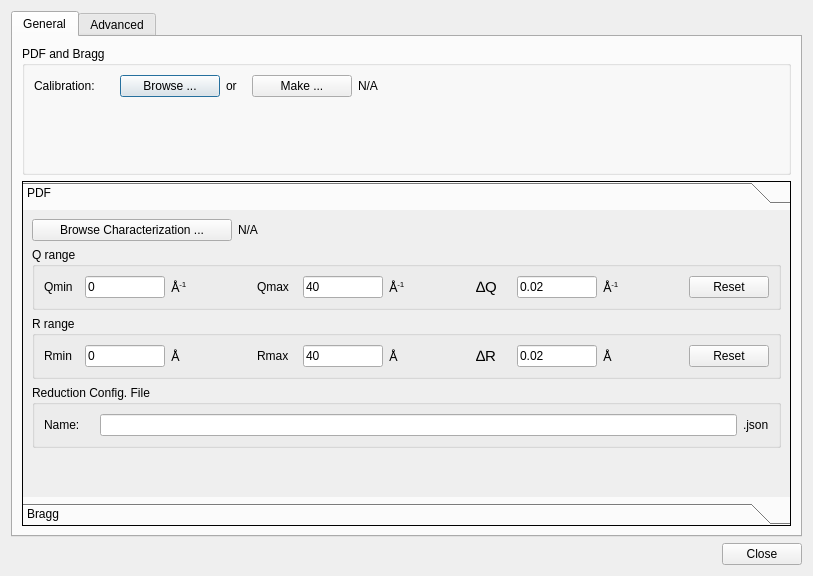
This is designer/ui_reduction_configuration_dialog.ui in neutrons/addie as Qt 5 draws it before an edit. The edited form follows.
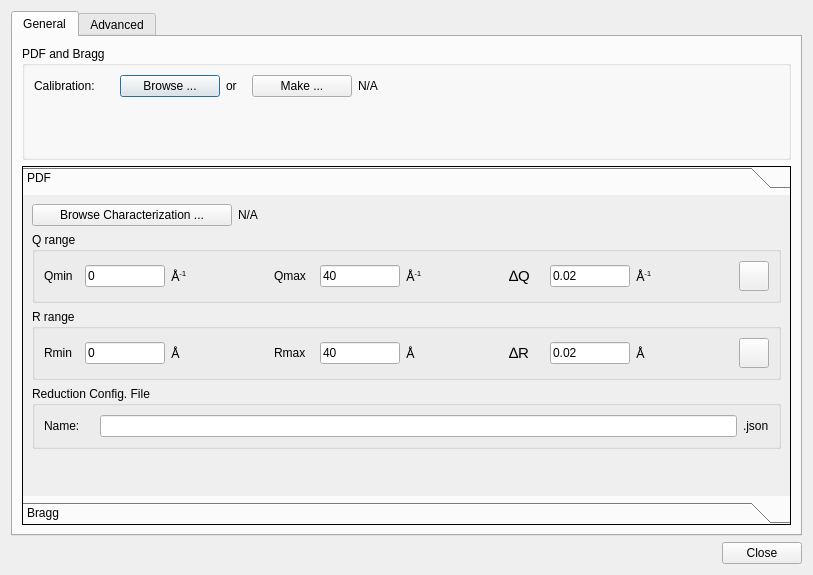
This is the edited form.

Commit message: Added reset icon logo

What changed in the file:
```diff
--- a/designer/ui_reduction_configuration_dialog.ui
+++ b/designer/ui_reduction_configuration_dialog.ui
@@ -7,7 +7,7 @@
     <x>0</x>
     <y>0</y>
     <width>813</width>
-    <height>576</height>
+    <height>575</height>
    </rect>
   </property>
   <property name="windowTitle">
@@ -125,7 +125,7 @@
             <property name="sizeHint" stdset="0">
              <size>
               <width>20</width>
-              <height>54</height>
+              <height>53</height>
              </size>
             </property>
            </spacer>
@@ -156,7 +156,7 @@
             <x>0</x>
             <y>0</y>
             <width>757</width>
-            <height>278</height>
+            <height>288</height>
            </rect>
           </property>
           <attribute name="label">
@@ -368,9 +368,21 @@
                </widget>
               </item>
               <item>
-               <widget class="QPushButton" name="pushButton_13">
+               <widget class="QPushButton" name="reset_pdf_q_range_button">
+                <property name="minimumSize">
+                 <size>
+                  <width>30</width>
+                  <height>30</height>
+                 </size>
+                </property>
+                <property name="maximumSize">
+                 <size>
+                  <width>30</width>
+                  <height>30</height>
+                 </size>
+                </property>
                 <property name="text">
-                 <string>Reset</string>
+                 <string/>
                 </property>
                </widget>
               </item>
@@ -552,9 +564,21 @@
                </widget>
               </item>
               <item>
-               <widget class="QPushButton" name="pushButton_14">
+               <widget class="QPushButton" name="reset_pdf_r_range_button">
+                <property name="minimumSize">
+                 <size>
+                  <width>30</width>
+                  <height>30</height>
+                 </size>
+                </property>
+                <property name="maximumSize">
+                 <size>
+                  <width>30</width>
+                  <height>30</height>
+                 </size>
+                </property>
                 <property name="text">
-                 <string>Reset</string>
+                 <string/>
                 </property>
                </widget>
               </item>
```
The commit also changes 7 other files.
